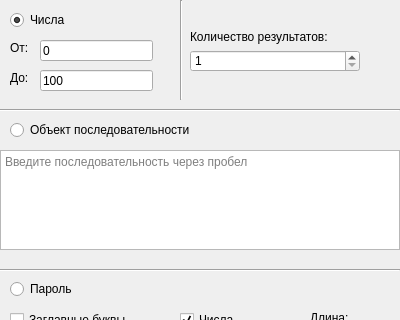
Old version of the form Randomizer/random.ui in the repository ernokanst/randomizer; both pictures show x 0 to 400 and y 0 to 320 of the 400 by 650 pixel window.
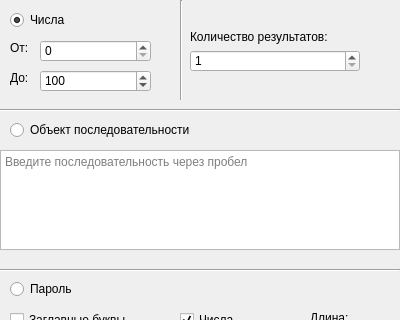
New version of the form.

Commit message: Генерация случайных чисел допилена

```diff
--- a/Randomizer/random.ui
+++ b/Randomizer/random.ui
@@ -43,32 +43,6 @@
      <string>От:</string>
     </property>
    </widget>
-   <widget class="QLineEdit" name="fromn">
-    <property name="geometry">
-     <rect>
-      <x>40</x>
-      <y>40</y>
-      <width>113</width>
-      <height>21</height>
-     </rect>
-    </property>
-    <property name="text">
-     <string>0</string>
-    </property>
-   </widget>
-   <widget class="QLineEdit" name="ton">
-    <property name="geometry">
-     <rect>
-      <x>40</x>
-      <y>70</y>
-      <width>113</width>
-      <height>21</height>
-     </rect>
-    </property>
-    <property name="text">
-     <string>100</string>
-    </property>
-   </widget>
    <widget class="QLabel" name="tol">
     <property name="geometry">
      <rect>
@@ -324,6 +298,38 @@
      <string>Random!</string>
     </property>
    </widget>
+   <widget class="QSpinBox" name="ton">
+    <property name="geometry">
+     <rect>
+      <x>40</x>
+      <y>70</y>
+      <width>111</width>
+      <height>22</height>
+     </rect>
+    </property>
+    <property name="minimum">
+     <number>1</number>
+    </property>
+    <property name="maximum">
+     <number>1000000</number>
+    </property>
+    <property name="value">
+     <number>100</number>
+    </property>
+   </widget>
+   <widget class="QSpinBox" name="fromn">
+    <property name="geometry">
+     <rect>
+      <x>40</x>
+      <y>40</y>
+      <width>111</width>
+      <height>22</height>
+     </rect>
+    </property>
+    <property name="maximum">
+     <number>1000000</number>
+    </property>
+   </widget>
   </widget>
   <widget class="QMenuBar" name="menubar">
    <property name="geometry">
```
The commit also changes 1 other file.
